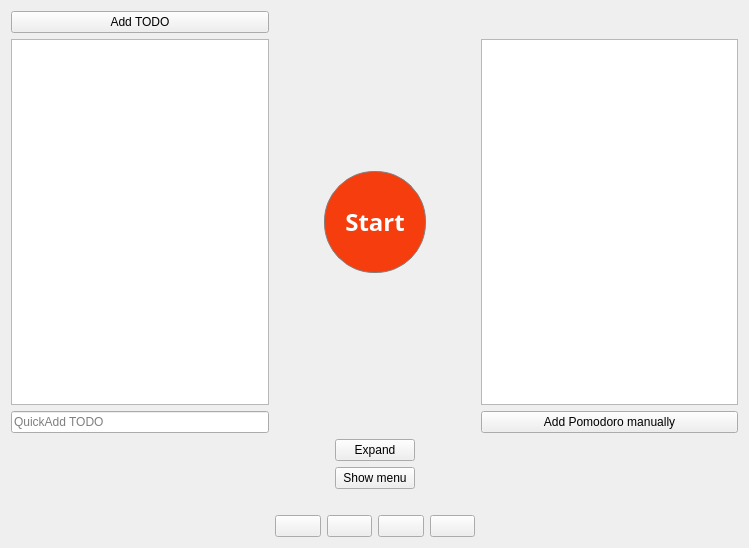
This is qt_gui/ui/expandable_widget.ui in ravenvz/SprintTimer as Qt 5 draws it before an edit. The edited form follows.
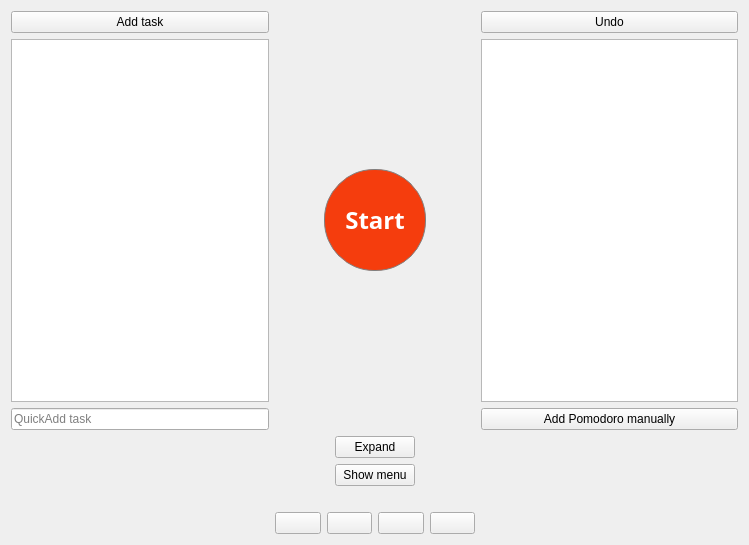
This is the edited form. Icons and pictures are not drawn. Custom widgets are drawn as their Qt base class.

Patch:
```diff
--- a/qt_gui/ui/expandable_widget.ui
+++ b/qt_gui/ui/expandable_widget.ui
@@ -7,7 +7,7 @@
     <x>0</x>
     <y>0</y>
     <width>749</width>
-    <height>548</height>
+    <height>545</height>
    </rect>
   </property>
   <property name="sizePolicy">
@@ -259,7 +259,7 @@
         <string>Add new TODO item</string>
        </property>
        <property name="text">
-        <string>Add TODO</string>
+        <string>Add task</string>
        </property>
       </widget>
      </item>
@@ -318,7 +318,7 @@
         </size>
        </property>
        <property name="placeholderText">
-        <string>QuickAdd TODO</string>
+        <string>QuickAdd task</string>
        </property>
       </widget>
      </item>
@@ -472,6 +472,13 @@
        </item>
       </layout>
      </item>
+     <item row="0" column="2">
+      <widget class="QPushButton" name="pbUndo">
+       <property name="text">
+        <string>Undo</string>
+       </property>
+      </widget>
+     </item>
     </layout>
    </item>
   </layout>
```
Left out of the diff: 5 changed lines with no effect on the pictures.
